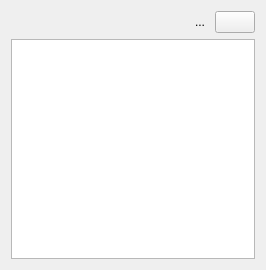
This is src/chatwindow/chatwindowform.ui in Winand/mqutim as Qt 5 draws it before an edit. The edited form follows.
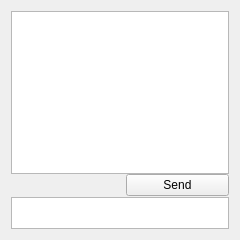
This is the edited form. Icons and pictures are not drawn.

Commit message:
Stripping chat window
Removed UI file loading support
Removed smiley support
Removed tabbed window code
Removed unused toolbar buttons
Removed WebKit support code

What changed in the file:
```diff
--- a/src/chatwindow/chatwindowform.ui
+++ b/src/chatwindow/chatwindowform.ui
@@ -5,8 +5,8 @@
    <rect>
     <x>0</x>
     <y>0</y>
-    <width>266</width>
-    <height>270</height>
+    <width>240</width>
+    <height>240</height>
    </rect>
   </property>
   <property name="contextMenuPolicy" >
@@ -16,18 +16,31 @@
    <string>Form</string>
   </property>
   <layout class="QVBoxLayout" name="verticalLayout" >
+   <property name="spacing" >
+    <number>0</number>
+   </property>
    <item>
-    <layout class="QHBoxLayout" name="horizontalLayout" >
+    <widget class="QTextBrowser" name="chatLog" >
+     <property name="sizePolicy" >
+      <sizepolicy vsizetype="Expanding" hsizetype="Expanding" >
+       <horstretch>0</horstretch>
+       <verstretch>5</verstretch>
+      </sizepolicy>
+     </property>
+    </widget>
+   </item>
+   <item>
+    <layout class="QHBoxLayout" name="toolbarLayout" >
      <property name="spacing" >
-      <number>4</number>
+      <number>-1</number>
      </property>
      <item>
-      <widget class="QToolButton" name="historyButton" >
-       <property name="maximumSize" >
-        <size>
-         <width>22</width>
-         <height>22</height>
-        </size>
+      <widget class="QToolButton" name="quoteButton" >
+       <property name="sizePolicy" >
+        <sizepolicy vsizetype="Fixed" hsizetype="Minimum" >
+         <horstretch>1</horstretch>
+         <verstretch>0</verstretch>
+        </sizepolicy>
        </property>
        <property name="text" >
         <string/>
@@ -39,65 +52,35 @@
        <property name="shortcut" >
         <string>Ctrl+H</string>
        </property>
-       <property name="autoRaise" >
-        <bool>true</bool>
+       <property name="toolButtonStyle" >
+        <enum>Qt::ToolButtonIconOnly</enum>
        </property>
-      </widget>
-     </item>
-     <item>
-      <widget class="QToolButton" name="emoticonButton" >
-       <property name="maximumSize" >
-        <size>
-         <width>22</width>
-         <height>22</height>
-        </size>
-       </property>
-       <property name="text" >
-        <string/>
-       </property>
-       <property name="icon" >
-        <iconset resource="../../qutim.qrc" >
-         <normaloff>:/icons/crystal_project/emoticon.png</normaloff>:/icons/crystal_project/emoticon.png</iconset>
-       </property>
-       <property name="shortcut" >
-        <string>Ctrl+M</string>
-       </property>
-       <property name="popupMode" >
-        <enum>QToolButton::InstantPopup</enum>
-       </property>
        <property name="autoRaise" >
         <bool>true</bool>
        </property>
+       <property name="arrowType" >
+        <enum>Qt::NoArrow</enum>
+       </property>
       </widget>
      </item>
      <item>
-      <widget class="QToolButton" name="infoButton" >
-       <property name="maximumSize" >
+      <spacer name="horizontalSpacer" >
+       <property name="orientation" >
+        <enum>Qt::Horizontal</enum>
+       </property>
+       <property name="sizeHint" stdset="0" >
         <size>
-         <width>22</width>
-         <height>22</height>
+         <width>40</width>
+         <height>20</height>
         </size>
        </property>
-       <property name="text" >
-        <string/>
-       </property>
-       <property name="icon" >
-        <iconset resource="../../qutim.qrc" >
-         <normaloff>:/icons/crystal_project/contactinfo.png</normaloff>:/icons/crystal_project/contactinfo.png</iconset>
-       </property>
-       <property name="shortcut" >
-        <string>Ctrl+I</string>
-       </property>
-       <property name="autoRaise" >
-        <bool>true</bool>
-       </property>
-      </widget>
+      </spacer>
      </item>
      <item>
       <widget class="QLabel" name="typingLabel" >
        <property name="sizePolicy" >
         <sizepolicy vsizetype="Preferred" hsizetype="Fixed" >
-         <horstretch>0</horstretch>
+         <horstretch>1</horstretch>
          <verstretch>0</verstretch>
         </sizepolicy>
        </property>
@@ -146,74 +129,17 @@
        </property>
       </widget>
      </item>
-     <item>
-      <widget class="QToolButton" name="typingButton" >
-       <property name="maximumSize" >
-        <size>
-         <width>22</width>
-         <height>22</height>
-        </size>
-       </property>
-       <property name="text" >
-        <string/>
-       </property>
-       <property name="icon" >
-        <iconset resource="../../qutim.qrc" >
-         <normaloff>:/icons/crystal_project/typing.png</normaloff>:/icons/crystal_project/typing.png</iconset>
-       </property>
-       <property name="checkable" >
-        <bool>true</bool>
-       </property>
-       <property name="autoRaise" >
-        <bool>true</bool>
-       </property>
-      </widget>
-     </item>
-     <item>
-      <widget class="QToolButton" name="quoteButton" >
-       <property name="maximumSize" >
-        <size>
-         <width>22</width>
-         <height>22</height>
-        </size>
-       </property>
-       <property name="text" >
-        <string/>
-       </property>
-       <property name="icon" >
-        <iconset resource="../../qutim.qrc" >
-         <normaloff>:/icons/crystal_project/quote.png</normaloff>:/icons/crystal_project/quote.png</iconset>
-       </property>
-       <property name="shortcut" >
-        <string>Ctrl+Q</string>
-       </property>
-       <property name="autoRaise" >
-        <bool>true</bool>
-       </property>
-      </widget>
-     </item>
-     <item>
-      <widget class="QToolButton" name="clearChatButton" >
-       <property name="maximumSize" >
-        <size>
-         <width>22</width>
-         <height>22</height>
-        </size>
-       </property>
-       <property name="text" >
-        <string>...</string>
-       </property>
-       <property name="icon" >
-        <iconset resource="../../qutim.qrc" >
-         <normaloff>:/icons/crystal_project/edituser.png</normaloff>:/icons/crystal_project/edituser.png</iconset>
-       </property>
-       <property name="autoRaise" >
-        <bool>true</bool>
-       </property>
-      </widget>
-     </item>
      <item>
       <widget class="QPushButton" name="sendButton" >
+       <property name="sizePolicy" >
+        <sizepolicy vsizetype="Fixed" hsizetype="Minimum" >
+         <horstretch>3</horstretch>
+         <verstretch>0</verstretch>
+        </sizepolicy>
+       </property>
+       <property name="text" >
+        <string>Send</string>
+       </property>
        <property name="icon" >
         <iconset resource="../../qutim.qrc" >
          <normaloff>:/icons/crystal_project/message.png</normaloff>:/icons/crystal_project/message.png</iconset>
@@ -224,10 +150,16 @@
    </item>
    <item>
     <widget class="QTextEdit" name="chatInputEdit" >
+     <property name="sizePolicy" >
+      <sizepolicy vsizetype="Expanding" hsizetype="Expanding" >
+       <horstretch>0</horstretch>
+       <verstretch>1</verstretch>
+      </sizepolicy>
+     </property>
      <property name="minimumSize" >
       <size>
        <width>0</width>
-       <height>22</height>
+       <height>25</height>
       </size>
      </property>
      <property name="acceptRichText" >
```
Left out of the diff: 10 changed lines with no effect on the pictures. The commit also changes 9 other files.
